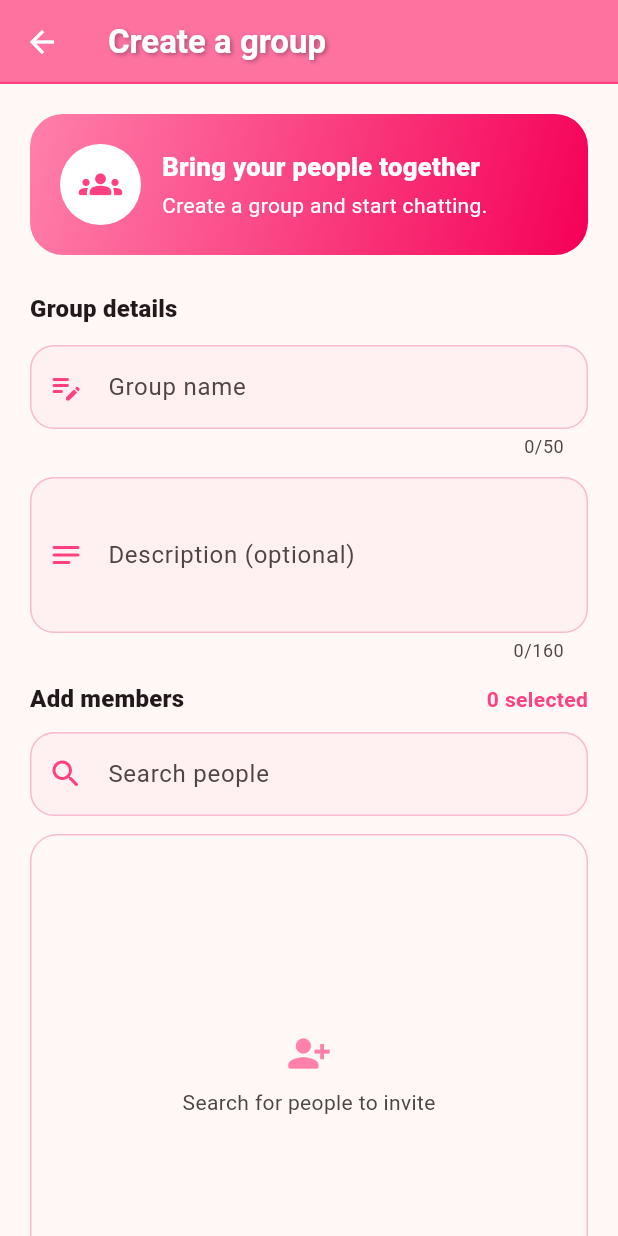
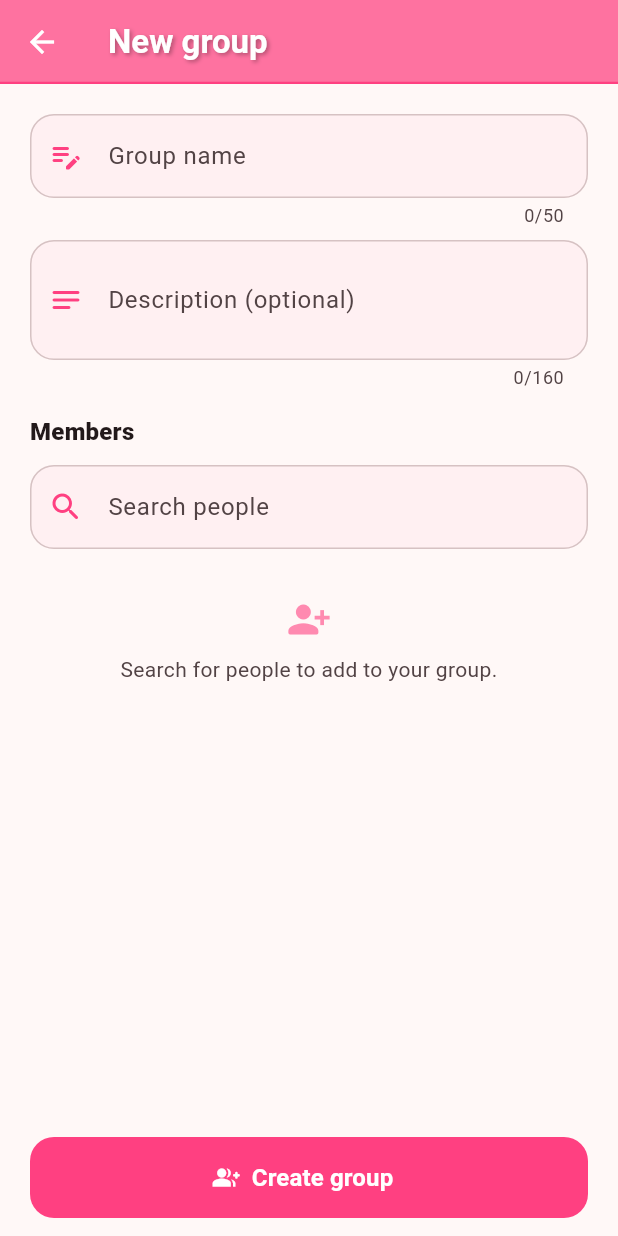
Before and after one commit to Heang-Daro/ChatInLove-Front, a Flutter app: the CreateGroupScreen screen opened directly, on a phone screen of 412 x 824 dp. Run offline on Flutter 3.47's test engine with Material 3 defaults, Android fonts, the phone set to English and light mode, and no system bars; our stand-ins replace audioplayers, device_info_plus, drift, drift_flutter, fl_chart, flutter_local_notifications and 8 more; missing offline and left inert: dart:html, flutter_webrtc, record, stomp_dart_client; accounts and stored records are empty; generated files the repository leaves out were written again; Roboto replaces fonts that are missing (Montserrat).

Commit message:
modify ux/ui

```diff
--- a/lib/screen/CreateGroupScreen.dart
+++ b/lib/screen/CreateGroupScreen.dart
@@ -1,3 +1,5 @@
+import 'dart:async';
+
 import 'package:flutter/material.dart';
 import 'package:provider/provider.dart';
 
@@ -8,6 +10,9 @@ import 'package:love_in_chat/util/AppBarStyle.dart';
 
 import '../util/AnimatedComponents.dart';
 import 'ConversationPage.dart';
+
+const Color _brand = Colors.pinkAccent;
+const Duration _debounce = Duration(milliseconds: 350);
 
 class CreateGroupScreen extends StatefulWidget {
   const CreateGroupScreen({super.key});
@@ -21,85 +26,134 @@ class _CreateGroupScreenState extends State<CreateGroupScreen> {
   final _nameController = TextEditingController();
   final _descriptionController = TextEditingController();
   final _searchController = TextEditingController();
+
   final List<UserResponse> _selectedMembers = [];
   List<UserResponse> _searchResults = [];
+
+  Timer? _debounceTimer;
+  int _searchSequence = 0;
   bool _isSearching = false;
+  bool _searchFailed = false;
   bool _isSubmitting = false;
-  int _searchSequence = 0;
+  bool _showMemberError = false;
+  bool _created = false;
+
+  bool get _hasChanges =>
+      !_created &&
+      (_nameController.text.trim().isNotEmpty ||
+          _descriptionController.text.trim().isNotEmpty ||
+          _selectedMembers.isNotEmpty);
+
+  bool _isSelected(UserResponse u) => _selectedMembers.any((m) => m.id == u.id);
 
   @override
   void dispose() {
+    _debounceTimer?.cancel();
     _nameController.dispose();
     _descriptionController.dispose();
     _searchController.dispose();
     super.dispose();
   }
 
-  Future<void> _searchMembers(String value) async {
+  void _toast(String message, {bool error = false}) {
+    if (!mounted) return;
+    ScaffoldMessenger.of(context)
+      ..hideCurrentSnackBar()
+      ..showSnackBar(SnackBar(
+        content: Text(message),
+        backgroundColor: error ? Colors.redAccent : _brand,
+        behavior: SnackBarBehavior.floating,
+      ));
+  }
+
+  // ── Search (debounced, with error + retry) ────────────────────────────────
+  void _onSearchChanged(String value) {
+    _debounceTimer?.cancel();
     final query = value.trim();
-    final sequence = ++_searchSequence;
     if (query.isEmpty) {
+      _searchSequence++;
       setState(() {
         _searchResults = [];
         _isSearching = false;
+        _searchFailed = false;
       });
       return;
     }
+    setState(() {
+      _isSearching = true;
+      _searchFailed = false;
+    });
+    _debounceTimer = Timer(_debounce, () => _runSearch(query));
+  }
 
-    setState(() => _isSearching = true);
+  Future<void> _runSearch(String query) async {
+    final sequence = ++_searchSequence;
     final auth = context.read<AuthProvider>();
     final provider = context.read<ConversationProvider>();
-    final results = await provider.searchUsersFuture(auth, query);
 
+    List<UserResponse>? results;
+    try {
+      results = await provider.searchUsersFuture(auth, query);
+    } catch (_) {
+      results = null;
+    }
+
+    // Ignore answers to searches the user has already moved past.
     if (!mounted || sequence != _searchSequence) return;
     final selfId = auth.currentUserId;
     setState(() {
-      _searchResults = results.where((user) =>
-          user.id != selfId && !_selectedMembers.any((m) => m.id == user.id)).toList();
       _isSearching = false;
+      _searchFailed = results == null;
+      _searchResults = results?.where((u) => u.id != selfId).toList() ?? [];
     });
   }
 
   void _toggleMember(UserResponse user) {
     setState(() {
-      if (_selectedMembers.any((member) => member.id == user.id)) {
-        _selectedMembers.removeWhere((member) => member.id == user.id);
+      if (_isSelected(user)) {
+        _selectedMembers.removeWhere((m) => m.id == user.id);
       } else {
         _selectedMembers.add(user);
-        _searchResults.removeWhere((result) => result.id == user.id);
+        _showMemberError = false;
       }
     });
   }
 
+  // ── Create ────────────────────────────────────────────────────────────────
   Future<void> _createGroup() async {
     FocusScope.of(context).unfocus();
-    if (!(_formKey.currentState?.validate() ?? false)) return;
+    final formOk = _formKey.currentState?.validate() ?? false;
     if (_selectedMembers.isEmpty) {
-      ScaffoldMessenger.of(context).showSnackBar(
-        const SnackBar(content: Text('Add at least one member to continue.')),
-      );
-      return;
+      setState(() => _showMemberError = true);
     }
+    if (!formOk || _selectedMembers.isEmpty) return;
 
     setState(() => _isSubmitting = true);
     final auth = context.read<AuthProvider>();
     final provider = context.read<ConversationProvider>();
-    final group = await provider.createGroupConversation(
-      auth,
-      name: _nameController.text.trim(),
-      description: _descriptionController.text.trim(),
-      memberIds: _selectedMembers.map((member) => member.id).toList(),
-    );
+
+    dynamic group;
+    try {
+      group = await provider.createGroupConversation(
+        auth,
+        name: _nameController.text.trim(),
+        description: _descriptionController.text.trim(),
+        memberIds: _selectedMembers.map((m) => m.id).toList(),
+      );
+    } catch (_) {
+      group = null;
+    }
 
     if (!mounted) return;
     setState(() => _isSubmitting = false);
+
     if (group == null) {
-      ScaffoldMessenger.of(context).showSnackBar(
-        const SnackBar(content: Text('Could not create the group. Please try again.')),
-      );
+      _toast('Could not create the group. Check your connection and try again.',
+          error: true);
       return;
     }
 
+    _created = true; // skip the "discard changes?" prompt
     Navigator.of(context).pushReplacement(
       AnimatedPageRoute(
         page: ConversationPage(
@@ -114,25 +168,48 @@ class _CreateGroupScreenState extends State<CreateGroupScreen> {
     );
   }
 
+  Future<void> _confirmDiscard() async {
+    final leave = await showDialog<bool>(
+      context: context,
+      builder: (ctx) => AlertDialog(
+        title: const Text('Discard this group?'),
+        content: const Text('Your group details and members will be lost.'),
+        actions: [
+          TextButton(
+              onPressed: () => Navigator.pop(ctx, false),
+              child: const Text('Keep editing')),
+          FilledButton(
+            style: FilledButton.styleFrom(backgroundColor: Colors.redAccent),
+            onPressed: () => Navigator.pop(ctx, true),
+            child: const Text('Discard'),
+          ),
+        ],
+      ),
+    );
+    if (leave == true && mounted) Navigator.of(context).pop();
+  }
+
+  // ── UI ────────────────────────────────────────────────────────────────────
   InputDecoration _decoration({
     required String label,
     required String hint,
     required IconData icon,
   }) {
+    final outline = Theme.of(context).colorScheme.outlineVariant;
     return InputDecoration(
       labelText: label,
       hintText: hint,
-      prefixIcon: Icon(icon, color: Colors.pinkAccent),
+      prefixIcon: Icon(icon, color: _brand),
       filled: true,
-      fillColor: Colors.pinkAccent.withValues(alpha: 0.045),
+      fillColor: _brand.withValues(alpha: 0.045),
       border: OutlineInputBorder(borderRadius: BorderRadius.circular(16)),
       enabledBorder: OutlineInputBorder(
         borderRadius: BorderRadius.circular(16),
-        borderSide: BorderSide(color: Colors.pink.shade100),
+        borderSide: BorderSide(color: outline),
       ),
       focusedBorder: OutlineInputBorder(
         borderRadius: BorderRadius.circular(16),
-        borderSide: const BorderSide(color: Colors.pinkAccent, width: 1.6),
+        borderSide: const BorderSide(color: _brand, width: 1.6),
       ),
     );
   }
@@ -140,144 +217,161 @@ class _CreateGroupScreenState extends State<CreateGroupScreen> {
   @override
   Widget build(BuildContext context) {
     final theme = Theme.of(context);
-    return Scaffold(
-      appBar: AppBarStyle.build(title: 'Create a group'),
-      body: SafeArea(
-        top: false,
-        child: Form(
-          key: _formKey,
-          child: ListView(
-            padding: const EdgeInsets.fromLTRB(20, 20, 20, 28),
-            children: [
-              Container(
-                padding: const EdgeInsets.all(20),
-                decoration: BoxDecoration(
-                  gradient: LinearGradient(
-                    colors: [Colors.pinkAccent.shade100, Colors.pinkAccent.shade400],
-                    begin: Alignment.topLeft,
-                    end: Alignment.bottomRight,
-                  ),
-                  borderRadius: BorderRadius.circular(22),
+    final scheme = theme.colorScheme;
+
+    return PopScope(
+      canPop: !_hasChanges || _isSubmitting,
+      onPopInvokedWithResult: (didPop, _) {
+        if (!didPop) _confirmDiscard();
+      },
+      child: Scaffold(
+        appBar: AppBarStyle.build(title: 'New group'),
+        // Always-visible action: no scrolling to find the button.
+        bottomNavigationBar: SafeArea(
+          child: Padding(
+            padding: const EdgeInsets.fromLTRB(20, 8, 20, 12),
+            child: SizedBox(
+              height: 54,
+              child: FilledButton.icon(
+                onPressed: _isSubmitting ? null : _createGroup,
+                style: FilledButton.styleFrom(
+                  backgroundColor: _brand,
+                  foregroundColor: Colors.white,
+                  shape: RoundedRectangleBorder(
+                      borderRadius: BorderRadius.circular(16)),
                 ),
-                child: const Row(
-                  children: [
-                    CircleAvatar(
-                      radius: 27,
-                      backgroundColor: Colors.white,
-                      child: Icon(Icons.groups_rounded, color: Colors.pinkAccent, size: 29),
-                    ),
-                    SizedBox(width: 14),
-                    Expanded(
-                      child: Column(
-                        crossAxisAlignment: CrossAxisAlignment.start,
-                        children: [
-                          Text('Bring your people together', style: TextStyle(color: Colors.white, fontSize: 17, fontWeight: FontWeight.w800)),
-                          SizedBox(height: 4),
-                          Text('Create a group and start chatting.', style: TextStyle(color: Colors.white)),
-                        ],
-                      ),
-                    ),
-                  ],
+                icon: _isSubmitting
+                    ? const SizedBox(
+                        width: 20,
+                        height: 20,
+                        child: CircularProgressIndicator(
+                            strokeWidth: 2, color: Colors.white))
+                    : const Icon(Icons.group_add_rounded),
+                label: Text(
+                  _isSubmitting
+                      ? 'Creating group…'
+                      : _selectedMembers.isEmpty
+                          ? 'Create group'
+                          : 'Create group with ${_selectedMembers.length} ${_selectedMembers.length == 1 ? 'member' : 'members'}',
+                  style: const TextStyle(
+                      fontWeight: FontWeight.w700, fontSize: 16),
                 ),
               ),
-              const SizedBox(height: 24),
-              Text('Group details', style: theme.textTheme.titleMedium?.copyWith(fontWeight: FontWeight.w800)),
-              const SizedBox(height: 12),
+            ),
+          ),
+        ),
+        body: Form(
+          key: _formKey,
+          autovalidateMode: AutovalidateMode.onUserInteraction,
+          child: ListView(
+            keyboardDismissBehavior: ScrollViewKeyboardDismissBehavior.onDrag,
+            padding: const EdgeInsets.fromLTRB(20, 20, 20, 20),
+            children: [
               TextFormField(
                 controller: _nameController,
                 textCapitalization: TextCapitalization.words,
                 textInputAction: TextInputAction.next,
                 maxLength: 50,
-                decoration: _decoration(label: 'Group name', hint: 'e.g. Weekend plans', icon: Icons.edit_note_rounded),
-                validator: (value) => (value == null || value.trim().isEmpty) ? 'Enter a group name' : null,
+                onChanged: (_) => setState(() {}),
+                decoration: _decoration(
+                    label: 'Group name',
+                    hint: 'e.g. Weekend plans',
+                    icon: Icons.edit_note_rounded),
+                validator: (v) => (v == null || v.trim().isEmpty)
+                    ? 'Enter a group name'
+                    : null,
               ),
-              const SizedBox(height: 12),
+              const SizedBox(height: 8),
               TextFormField(
                 controller: _descriptionController,
                 textCapitalization: TextCapitalization.sentences,
-                maxLines: 3,
+                textInputAction: TextInputAction.newline,
+                maxLines: 2,
                 maxLength: 160,
-                decoration: _decoration(label: 'Description (optional)', hint: 'What is this group for?', icon: Icons.notes_rounded),
+                onChanged: (_) => setState(() {}),
+                decoration: _decoration(
+                    label: 'Description (optional)',
+                    hint: 'What is this group for?',
+                    icon: Icons.notes_rounded),
               ),
-              const SizedBox(height: 12),
-              Row(
-                children: [
-                  Expanded(child: Text('Add members', style: theme.textTheme.titleMedium?.copyWith(fontWeight: FontWeight.w800))),
-                  Text('${_selectedMembers.length} selected', style: const TextStyle(color: Colors.pinkAccent, fontWeight: FontWeight.w700)),
-                ],
-              ),
+              const SizedBox(height: 16),
+
+              // ── Members ─────────────────────────────────────────────────
+              Row(children: [
+                Expanded(
+                  child: Text('Members',
+                      style: theme.textTheme.titleMedium
+                          ?.copyWith(fontWeight: FontWeight.w800)),
+                ),
+                if (_selectedMembers.isNotEmpty)
+                  Text('${_selectedMembers.length} selected',
+                      style: const TextStyle(
+                          color: _brand, fontWeight: FontWeight.w700)),
+              ]),
               const SizedBox(height: 10),
-              TextField(
-                controller: _searchController,
-                onChanged: _searchMembers,
-                textInputAction: TextInputAction.search,
-                decoration: _decoration(label: 'Search people', hint: 'Type a username', icon: Icons.search_rounded).copyWith(
-                  suffixIcon: _isSearching
-                      ? const Padding(
-                          padding: EdgeInsets.all(14),
-                          child: SizedBox(width: 18, height: 18, child: CircularProgressIndicator(strokeWidth: 2, color: Colors.pinkAccent)),
-                        )
-                      : _searchController.text.isNotEmpty
-                          ? IconButton(
-                              tooltip: 'Clear search',
-                              onPressed: () {
-                                _searchController.clear();
-                                _searchMembers('');
-                              },
-                              icon: const Icon(Icons.close_rounded),
-                            )
-                          : null,
-                ),
-              ),
+
               if (_selectedMembers.isNotEmpty) ...[
-                const SizedBox(height: 12),
                 Wrap(
                   spacing: 8,
                   runSpacing: 8,
-                  children: _selectedMembers.map((member) => InputChip(
-                    avatar: CircleAvatar(
-                      backgroundColor: Colors.pinkAccent.withValues(alpha: 0.15),
-                      child: Text(member.username.isNotEmpty ? member.username[0].toUpperCase() : '?', style: const TextStyle(color: Colors.pinkAccent, fontSize: 12)),
-                    ),
-                    label: Text(member.username),
-                    onDeleted: () {
-                      _toggleMember(member);
-                      _searchMembers(_searchController.text);
-                    },
-                    deleteIconColor: Colors.pinkAccent,
-                    backgroundColor: Colors.pink.shade50,
-                  )).toList(),
+                  children: [
+                    for (final member in _selectedMembers)
+                      InputChip(
+                        avatar: _UserAvatar(user: member, radius: 12),
+                        label: Text(member.username),
+                        deleteButtonTooltipMessage:
+                            'Remove ${member.username}',
+                        onDeleted: () => _toggleMember(member),
+                        deleteIconColor: _brand,
+                        backgroundColor: _brand.withValues(alpha: 0.1),
+                        side: BorderSide.none,
+                      ),
+                  ],
                 ),
+                const SizedBox(height: 12),
               ],
-              const SizedBox(height: 12),
-              Container(
-                constraints: const BoxConstraints(minHeight: 140, maxHeight: 320),
-                decoration: BoxDecoration(
-                  color: theme.colorScheme.surface,
-                  borderRadius: BorderRadius.circular(18),
-                  border: Border.all(color: Colors.pink.shade100),
-                ),
-                child: _buildSearchResults(theme),
-              ),
-              const SizedBox(height: 22),
-              SizedBox(
-                height: 54,
-                child: FilledButton.icon(
-                  onPressed: _isSubmitting ? null : _createGroup,
-                  style: FilledButton.styleFrom(
-                    backgroundColor: Colors.pinkAccent,
-                    foregroundColor: Colors.white,
-                    shape: RoundedRectangleBorder(borderRadius: BorderRadius.circular(16)),
-                  ),
-                  icon: _isSubmitting
-                      ? const SizedBox(width: 20, height: 20, child: CircularProgressIndicator(strokeWidth: 2, color: Colors.white))
-                      : const Icon(Icons.group_add_rounded),
-                  label: Text(
-                    _isSubmitting ? 'Creating group…' : 'Create group${_selectedMembers.isEmpty ? '' : ' (${_selectedMembers.length})'}',
-                    style: const TextStyle(fontWeight: FontWeight.w700, fontSize: 16),
-                  ),
+
+              TextField(
+                controller: _searchController,
+                onChanged: _onSearchChanged,
+                onSubmitted: (v) {
+                  _debounceTimer?.cancel();
+                  if (v.trim().isNotEmpty) _runSearch(v.trim());
+                },
+                textInputAction: TextInputAction.search,
+                decoration: _decoration(
+                  label: 'Search people',
+                  hint: 'Type a username',
+                  icon: Icons.search_rounded,
+                ).copyWith(
+                  suffixIcon: _searchController.text.isEmpty
+                      ? null
+                      : IconButton(
+                          tooltip: 'Clear search',
+                          icon: const Icon(Icons.close_rounded),
+                          onPressed: () {
+                            _searchController.clear();
+                            _onSearchChanged('');
+                          },
+                        ),
                 ),
               ),
+              if (_isSearching)
+                const Padding(
+                  padding: EdgeInsets.only(top: 6),
+                  child: LinearProgressIndicator(
+                      minHeight: 2, color: _brand, backgroundColor: Colors.transparent),
+                ),
+
+              if (_showMemberError && _selectedMembers.isEmpty)
+                Padding(
+                  padding: const EdgeInsets.only(top: 8, left: 4),
+                  child: Text('Add at least one member to continue.',
+                      style: TextStyle(color: scheme.error, fontSize: 12)),
+                ),
+
+              const SizedBox(height: 8),
+              _buildResults(theme),
             ],
           ),
         ),
@@ -285,48 +379,132 @@ class _CreateGroupScreenState extends State<CreateGroupScreen> {
     );
   }
 
-  Widget _buildSearchResults(ThemeData theme) {
-    if (_isSearching) {
-      return const Center(child: CircularProgressIndicator(color: Colors.pinkAccent));
+  Widget _buildResults(ThemeData theme) {
+    final scheme = theme.colorScheme;
+    final hasQuery = _searchController.text.trim().isNotEmpty;
+
+    Widget message(IconData icon, String text, {Widget? action}) => Padding(
+          padding: const EdgeInsets.symmetric(vertical: 24),
+          child: Column(children: [
+            Icon(icon, size: 30, color: _brand.withValues(alpha: 0.6)),
+            const SizedBox(height: 8),
+            Text(text,
+                textAlign: TextAlign.center,
+                style: TextStyle(color: scheme.onSurfaceVariant)),
+            if (action != null) action,
+          ]),
+        );
+
+    if (!hasQuery) {
+      // Don't take up space once members are chosen.
+      if (_selectedMembers.isNotEmpty) return const SizedBox.shrink();
+      return message(Icons.person_add_alt_1_rounded,
+          'Search for people to add to your group.');
     }
-    if (_searchController.text.trim().isEmpty) {
-      return Center(
-        child: Padding(
-          padding: const EdgeInsets.all(20),
-          child: Column(
-            mainAxisSize: MainAxisSize.min,
-            children: [
-              Icon(Icons.person_add_alt_1_rounded, size: 30, color: Colors.pinkAccent.shade100),
-              const SizedBox(height: 8),
-              Text('Search for people to invite', style: TextStyle(color: theme.colorScheme.onSurfaceVariant)),
-            ],
-          ),
+    if (_searchFailed) {
+      return message(
+        Icons.cloud_off_outlined,
+        'Search unavailable. Check your connection.',
+        action: TextButton.icon(
+          onPressed: () {
+            setState(() {
+              _isSearching = true;
+              _searchFailed = false;
+            });
+            _runSearch(_searchController.text.trim());
+          },
+          icon: const Icon(Icons.refresh),
+          label: const Text('Try again'),
         ),
       );
     }
+    if (_isSearching && _searchResults.isEmpty) {
+      return const SizedBox(height: 80);
+    }
     if (_searchResults.isEmpty) {
-      return Center(child: Text('No matching people found', style: TextStyle(color: theme.colorScheme.onSurfaceVariant)));
+      return message(Icons.person_off_outlined,
+          'No one matches "${_searchController.text.trim()}".');
     }
 
-    return ListView.separated(
-      shrinkWrap: true,
-      padding: const EdgeInsets.symmetric(vertical: 6),
-      itemCount: _searchResults.length,
-      separatorBuilder: (_, __) => const Divider(height: 1, indent: 68),
-      itemBuilder: (context, index) {
-        final user = _searchResults[index];
-        final selected = _selectedMembers.any((member) => member.id == user.id);
-        return ListTile(
-          leading: CircleAvatar(
-            backgroundColor: Colors.pinkAccent.withValues(alpha: 0.14),
-            child: Text(user.username.isNotEmpty ? user.username[0].toUpperCase() : '?', style: const TextStyle(color: Colors.pinkAccent, fontWeight: FontWeight.w700)),
-          ),
-          title: Text(user.username, style: const TextStyle(fontWeight: FontWeight.w700)),
-          subtitle: Text(user.email, maxLines: 1, overflow: TextOverflow.ellipsis),
-          trailing: Icon(selected ? Icons.check_circle : Icons.add_circle_outline, color: Colors.pinkAccent),
+    // Results stay visible after tapping, so a person can undo a mistake.
+    return Column(children: [
+      for (final user in _searchResults)
+        _ResultTile(
+          user: user,
+          selected: _isSelected(user),
           onTap: () => _toggleMember(user),
-        );
-      },
+        ),
+    ]);
+  }
+}
+
+class _ResultTile extends StatelessWidget {
+  final UserResponse user;
+  final bool selected;
+  final VoidCallback onTap;
+
+  const _ResultTile({
+    required this.user,
+    required this.selected,
+    required this.onTap,
+  });
+
+  @override
+  Widget build(BuildContext context) {
+    return Semantics(
+      selected: selected,
+      child: ListTile(
+        contentPadding: const EdgeInsets.symmetric(horizontal: 4),
+        leading: _UserAvatar(user: user, radius: 22),
+        title: Text(user.username,
+            maxLines: 1,
+            overflow: TextOverflow.ellipsis,
+            style: const TextStyle(fontWeight: FontWeight.w700)),
+        subtitle: Text(user.email, maxLines: 1, overflow: TextOverflow.ellipsis),
+        trailing: Icon(
+          selected ? Icons.check_circle : Icons.add_circle_outline,
+          color: _brand,
+        ),
+        onTap: onTap,
+      ),
     );
   }
 }
+
+class _UserAvatar extends StatelessWidget {
+  final UserResponse user;
+  final double radius;
+
+  const _UserAvatar({required this.user, required this.radius});
+
+  @override
+  Widget build(BuildContext context) {
+    final url = user.profileImageUrl;
+    final initial = Container(
+      color: _brand.withValues(alpha: 0.15),
+      alignment: Alignment.center,
+      child: Text(
+        user.username.isNotEmpty ? user.username[0].toUpperCase() : '?',
+        style: TextStyle(
+            color: _brand,
+            fontWeight: FontWeight.w700,
+            fontSize: radius * 0.8),
+      ),
+    );
+
+    return ClipOval(
+      child: SizedBox(
+        width: radius * 2,
+        height: radius * 2,
+        child: (url == null || url.isEmpty)
+            ? initial
+            : Image.network(
+                url,
+                fit: BoxFit.cover,
+                loadingBuilder: (_, child, p) => p == null ? child : initial,
+                errorBuilder: (_, __, ___) => initial,
+              ),
+      ),
+    );
+  }
+}
```
